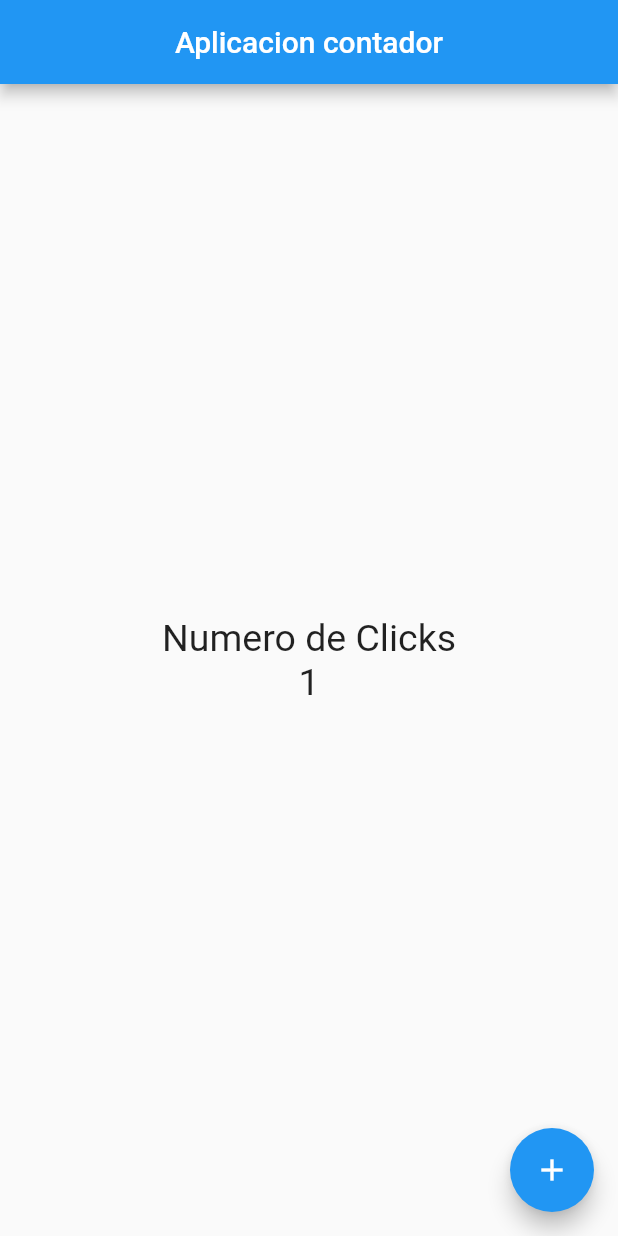
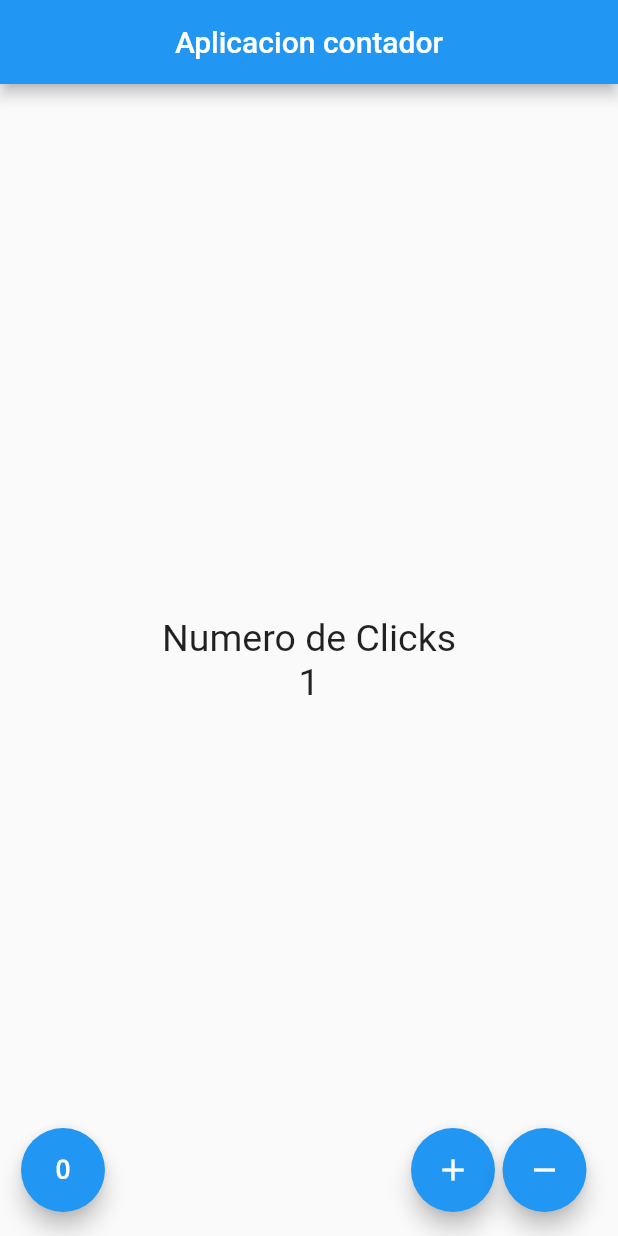
Before and after one commit to rodrigoh00per/Ejemplo_Contador_Flutter, a Flutter app: the screen it shows after launch, after a tap on the "add" icon, on a phone screen of 412 x 824 dp. Run offline on Flutter 3.47's test engine with Material 2 defaults, Android fonts, the phone set to English and light mode, and no system bars.

Commit message:
Cambios finales al contador

```diff
--- a/lib/src/contador_page.dart
+++ b/lib/src/contador_page.dart
@@ -29,15 +29,54 @@ class _ContadorPageState extends State<ContadorPage> {
           ],
         ),
       ),
-      floatingActionButton: FloatingActionButton(
-        child: Icon(Icons.add),
-        onPressed: () {
-          setState(() {
-            this._contador++;
-          });
-        },
-      ),
-      floatingActionButtonLocation: FloatingActionButtonLocation.endFloat,
+      floatingActionButton: this._crearBotones(),
     );
   }
+
+  Widget _crearBotones() {
+    return Row(
+      mainAxisAlignment: MainAxisAlignment.end,
+      children: <Widget>[
+        SizedBox(
+          width: 30,
+        ),
+        FloatingActionButton(
+          child: Icon(Icons.exposure_zero), //este es el de resetear a 0
+          onPressed: this.reset,
+        ),
+        Expanded(
+          child: SizedBox(),
+        ),
+        FloatingActionButton(
+          child: Icon(Icons.add),
+          onPressed: this.sumar,
+        ),
+        SizedBox(
+          width: 5,
+        ),
+        FloatingActionButton(
+          child: Icon(Icons.remove),
+          onPressed: this.restar,
+        ),
+        SizedBox(
+          width: 5,
+        ),
+      ],
+    );
+  }
+
+  void sumar() {
+    setState(() => this._contador++);
+  }
+
+  void restar() {
+    if (this._contador == 0) {
+    } else {
+      setState(() => this._contador--);
+    }
+  }
+
+  void reset() {
+    setState(() => this._contador = 0);
+  }
 }
```
